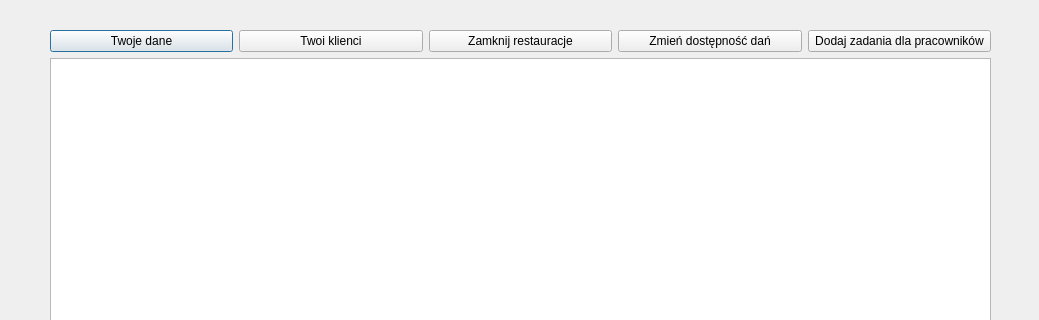
Before: the Qt Designer form ui/mainwindowloggedin.ui in IgnacyMermer/SystemRestauracji, drawn with Qt 5; both pictures show x 0 to 1039 and y 0 to 320 of the 1039 by 586 pixel window.
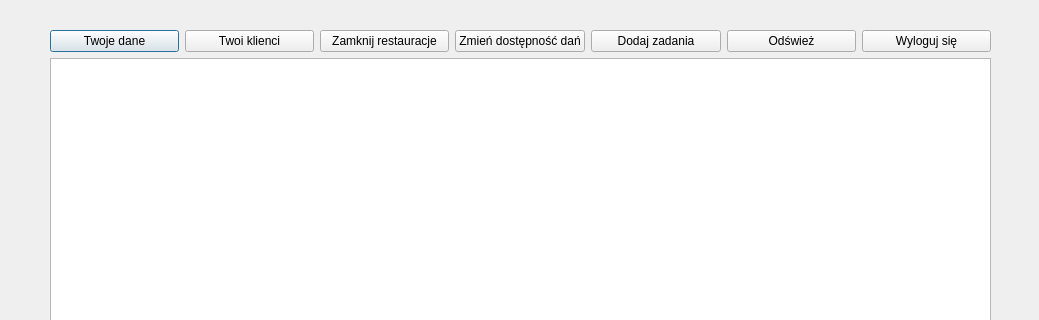
After: the same form once the commit is applied.

Commit message: refresh button to update task list, logout button for employees

```diff
--- a/ui/mainwindowloggedin.ui
+++ b/ui/mainwindowloggedin.ui
@@ -59,7 +59,21 @@
       <item>
        <widget class="QPushButton" name="pushButton_addTasks">
         <property name="text">
-         <string>Dodaj zadania dla pracowników</string>
+         <string>Dodaj zadania</string>
+        </property>
+       </widget>
+      </item>
+      <item>
+       <widget class="QPushButton" name="pushButton_refresh">
+        <property name="text">
+         <string>Odśwież</string>
+        </property>
+       </widget>
+      </item>
+      <item>
+       <widget class="QPushButton" name="pushButton_logout">
+        <property name="text">
+         <string>Wyloguj się</string>
         </property>
        </widget>
       </item>
```
The commit also changes 4 other files.
